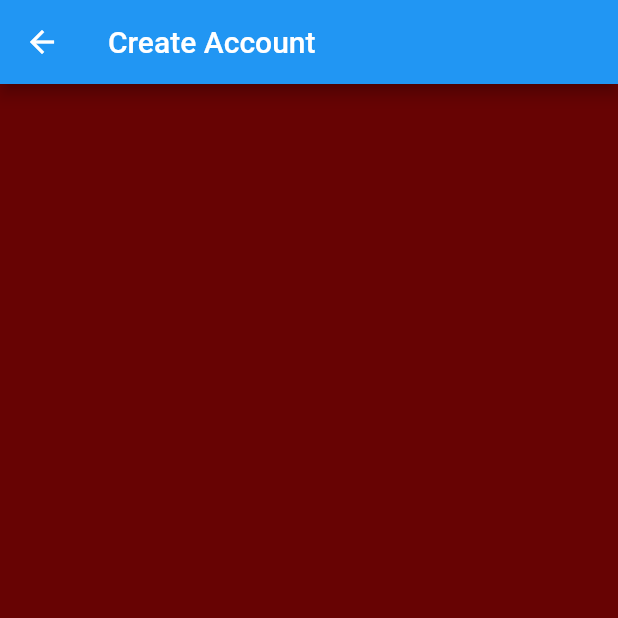
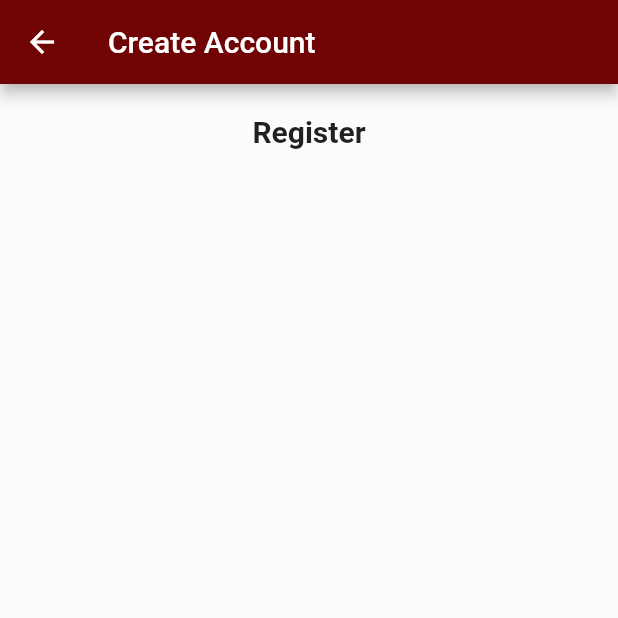
Before and after one commit to MrAnmol08/movielovers, a Flutter app: the screen it shows after launch, on a phone screen of 412 x 824 dp, the top half of it. Run offline on Flutter 3.47's test engine with Material 2 defaults, Android fonts, the phone set to English and light mode, and no system bars; our stand-ins replace google_fonts.

Commit message:
added register text and sizedbox

```diff
--- a/lib/RegisterPage.dart
+++ b/lib/RegisterPage.dart
@@ -20,14 +20,39 @@ class _RegisterPageState extends State<RegisterPage> {
   Widget build(BuildContext context) {
     return Scaffold(
        resizeToAvoidBottomInset: false,
-       backgroundColor:  const Color.fromARGB(255, 103, 3, 3),
+       backgroundColor:  Color.fromARGB(255, 253, 251, 251),
       appBar: AppBar(
+        backgroundColor: const Color.fromARGB(255, 112, 4, 4) ,
         leading: IconButton(
           icon: const Icon(Icons.arrow_back),
           onPressed: () => Navigator.pop(context,
           MaterialPageRoute(builder: (context) => const login()),),
         ),
         title: const Text('Create Account'),
+      ),
+
+      body: SafeArea(
+
+        child: Center(
+          child: Column(
+            mainAxisAlignment: MainAxisAlignment.start,
+            children:const [
+                SizedBox(height: 20,),
+              Text('Register', textAlign: TextAlign.center,
+              style:
+              TextStyle(
+                fontWeight:FontWeight.bold,
+                fontSize: 20) ,),
+
+                SizedBox(height: 20),
+
+
+            ]
+
+
+          )
+        ),
+
       ),
 
 
```
